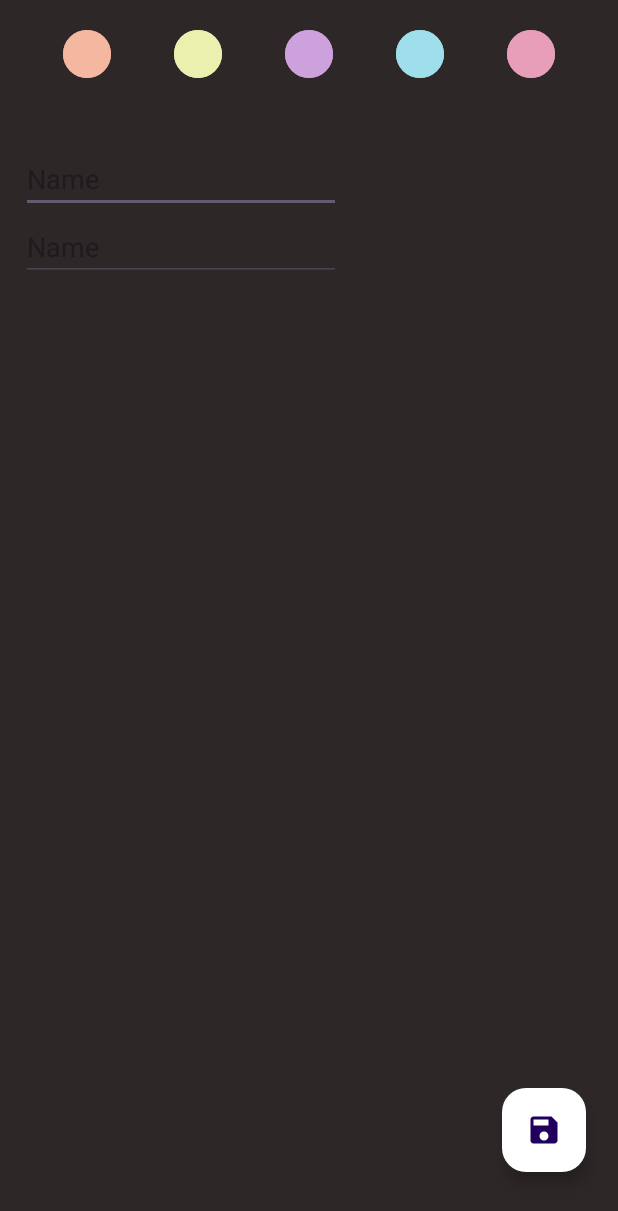
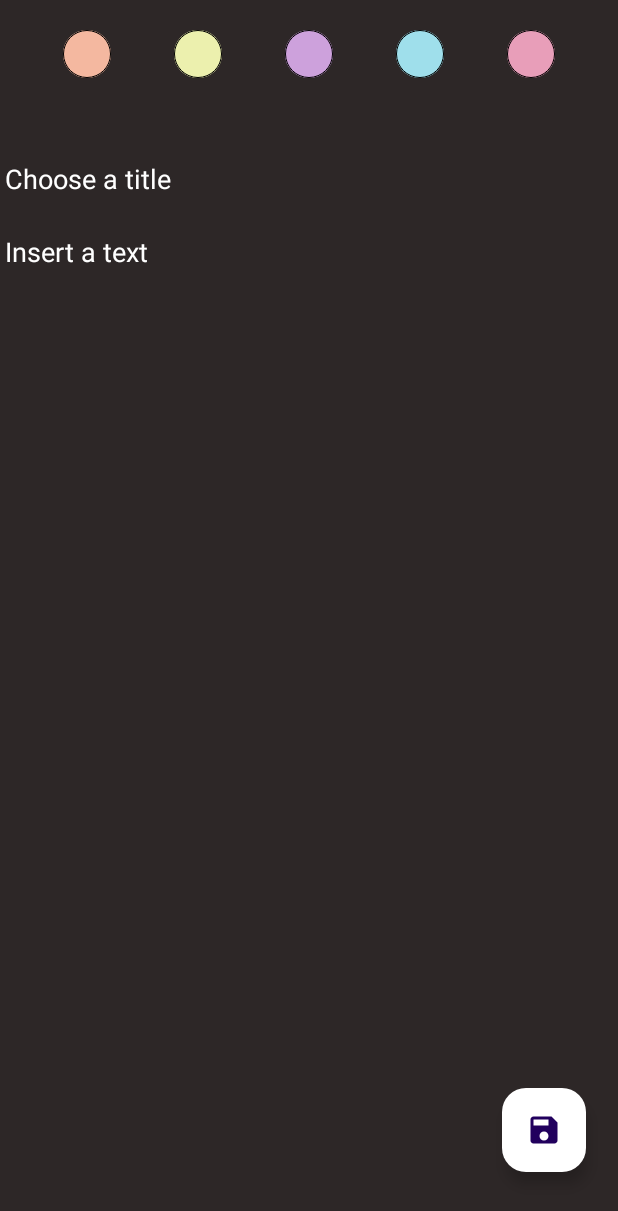
Before and after one commit to giuseppe2028/NotesAppKotlin, an Android app: the SecondScreen screen opened directly, with no data from a screen before it, on a phone screen of 412 x 824 dp. Shown: the top 1211 px of the screen. Run offline under Robolectric (Android 15) with nearby library versions, the phone set to English and light mode, and no system bars.

Commit message:
ho aggiunto il comportamento ai bottoni dei colori; e ho sistemanto un po lo style della seconda schermata

```diff
--- a/app/src/main/java/com/example/notesappkotlin/activity/SecondScreen.kt
+++ b/app/src/main/java/com/example/notesappkotlin/activity/SecondScreen.kt
@@ -11,5 +11,35 @@ class SecondScreen : AppCompatActivity() {
         super.onCreate(savedInstanceState)
         binding = ActivitySecondScreenBinding.inflate(layoutInflater)
         setContentView(binding.root)
+        clickBottoni()
+    }
+
+    private fun clickBottoni() {
+        //qui inserisco tutti i click dei bottoni
+        binding.button2.setOnClickListener {
+            binding.sfondoSecondScreen.background = resources.getDrawable(R.color.quarto)
+            binding.editTitle.setHintTextColor(resources.getColor(R.color.black))
+            binding.editTextText.setHintTextColor(resources.getColor(R.color.black))
+        }
+        binding.button6.setOnClickListener {
+            binding.sfondoSecondScreen.background = resources.getDrawable(R.color.quinto)
+            binding.editTitle.setHintTextColor(resources.getColor(R.color.black))
+            binding.editTextText.setHintTextColor(resources.getColor(R.color.black))
+        }
+        binding.button7.setOnClickListener {
+            binding.sfondoSecondScreen.background = resources.getDrawable(R.color.primo)
+            binding.editTitle.setHintTextColor(resources.getColor(R.color.black))
+            binding.editTextText.setHintTextColor(resources.getColor(R.color.black))
+        }
+        binding.button8.setOnClickListener {
+            binding.sfondoSecondScreen.background = resources.getDrawable(R.color.secondo)
+            binding.editTitle.setHintTextColor(resources.getColor(R.color.black))
+            binding.editTextText.setHintTextColor(resources.getColor(R.color.black))
+        }
+        binding.button9.setOnClickListener {
+            binding.sfondoSecondScreen.background = resources.getDrawable(R.color.terzo)
+            binding.editTitle.setHintTextColor(resources.getColor(R.color.black))
+            binding.editTextText.setHintTextColor(resources.getColor(R.color.black))
+        }
     }
 }
--- a/app/src/main/res/layout/activity_second_screen.xml
+++ b/app/src/main/res/layout/activity_second_screen.xml
@@ -2,6 +2,7 @@
 <androidx.constraintlayout.widget.ConstraintLayout xmlns:android="http://schemas.android.com/apk/res/android"
     xmlns:app="http://schemas.android.com/apk/res-auto"
     xmlns:tools="http://schemas.android.com/tools"
+    android:id="@+id/sfondoSecondScreen"
     android:layout_width="match_parent"
     android:layout_height="match_parent"
     android:background="@color/lightBlack"
@@ -9,12 +10,14 @@
 
     <EditText
         android:id="@+id/editTitle"
-        android:layout_width="wrap_content"
-        android:layout_height="wrap_content"
+        android:layout_width="360dp"
+        android:layout_height="46dp"
+        android:background="@android:color/transparent"
         android:ems="10"
         android:fallbackLineSpacing="false"
+        android:hint="@string/chatitle"
         android:inputType="text"
-        android:text="Name"
+        android:textColorHint="@color/white"
         app:guidelineUseRtl="false"
         app:layout_constraintBottom_toTopOf="@+id/editTextText"
         app:layout_constraintEnd_toEndOf="parent"
@@ -26,11 +29,13 @@
 
     <EditText
         android:id="@+id/editTextText"
-        android:layout_width="wrap_content"
-        android:layout_height="wrap_content"
+        android:layout_width="360dp"
+        android:layout_height="52dp"
+        android:background="@android:color/transparent"
         android:ems="10"
+        android:hint="@string/chstext"
         android:inputType="text"
-        android:text="Name"
+        android:textColorHint="@color/white"
         app:layout_constraintBottom_toBottomOf="parent"
         app:layout_constraintEnd_toEndOf="parent"
         app:layout_constraintHorizontal_bias="0.07"
@@ -60,7 +65,9 @@
             app:layout_constraintHorizontal_bias="0.5"
             app:layout_constraintStart_toEndOf="@+id/button2"
             app:layout_constraintTop_toTopOf="parent"
-            app:layout_constraintVertical_bias="0.0" />
+            app:layout_constraintVertical_bias="0.0"
+            app:strokeColor="@color/black"
+            app:strokeWidth="0.2dp" />
 
         <Button
             android:id="@+id/button7"
@@ -72,7 +79,9 @@
             app:layout_constraintEnd_toStartOf="@+id/button8"
             app:layout_constraintHorizontal_bias="0.5"
             app:layout_constraintStart_toStartOf="parent"
-            app:layout_constraintTop_toTopOf="parent" />
+            app:layout_constraintTop_toTopOf="parent"
+            app:strokeColor="@color/black"
+            app:strokeWidth="0.2dp" />
 
         <Button
             android:id="@+id/button8"
@@ -84,7 +93,9 @@
             app:layout_constraintEnd_toStartOf="@+id/button9"
             app:layout_constraintHorizontal_bias="0.5"
             app:layout_constraintStart_toEndOf="@+id/button7"
-            app:layout_constraintTop_toTopOf="parent" />
+            app:layout_constraintTop_toTopOf="parent"
+            app:strokeColor="@color/black"
+            app:strokeWidth="0.2dp" />
 
         <Button
             android:id="@+id/button9"
@@ -96,7 +107,9 @@
             app:layout_constraintEnd_toStartOf="@+id/button2"
             app:layout_constraintHorizontal_bias="0.5"
             app:layout_constraintStart_toEndOf="@+id/button8"
-            app:layout_constraintTop_toTopOf="parent" />
+            app:layout_constraintTop_toTopOf="parent"
+            app:strokeColor="@color/black"
+            app:strokeWidth="0.2dp" />
 
         <Button
             android:id="@+id/button2"
@@ -108,7 +121,9 @@
             app:layout_constraintEnd_toStartOf="@+id/button6"
             app:layout_constraintHorizontal_bias="0.5"
             app:layout_constraintStart_toEndOf="@+id/button9"
-            app:layout_constraintTop_toTopOf="parent" />
+            app:layout_constraintTop_toTopOf="parent"
+            app:strokeColor="@color/black"
+            app:strokeWidth="0.2dp" />
 
     </androidx.constraintlayout.widget.ConstraintLayout>
 
--- a/app/src/main/res/values/strings.xml
+++ b/app/src/main/res/values/strings.xml
@@ -1,4 +1,6 @@
 <resources>
     <string name="app_name">NotesAppKotlin</string>
     <string name="note">Your notes</string>
+    <string name="chatitle">Choose a title</string>
+    <string name="chstext">Insert a text</string>
 </resources>
```
